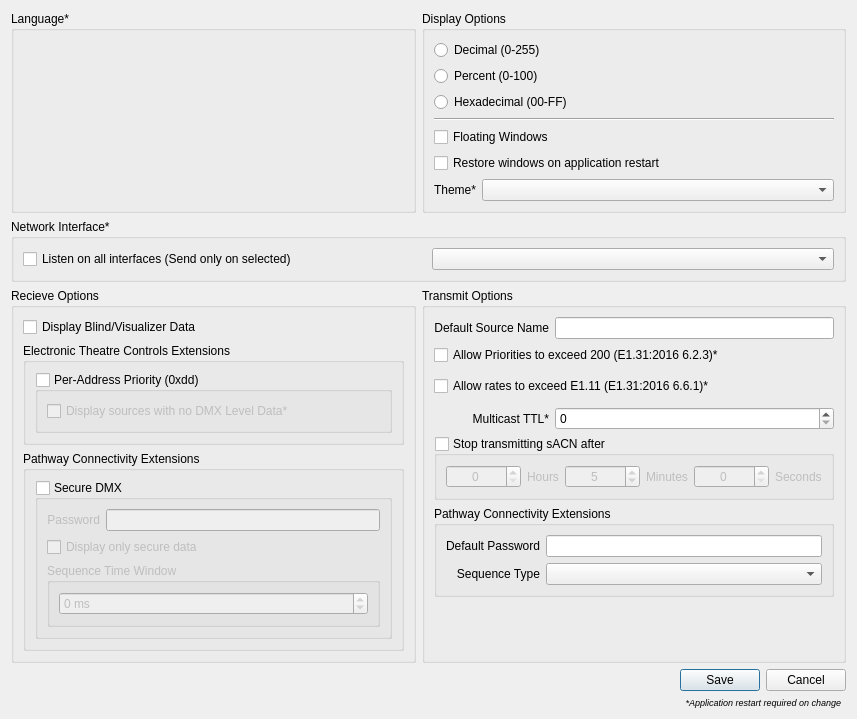
Above: ui/preferencesdialog.ui from docsteer/sacnview before the change. Below: the same form after it.
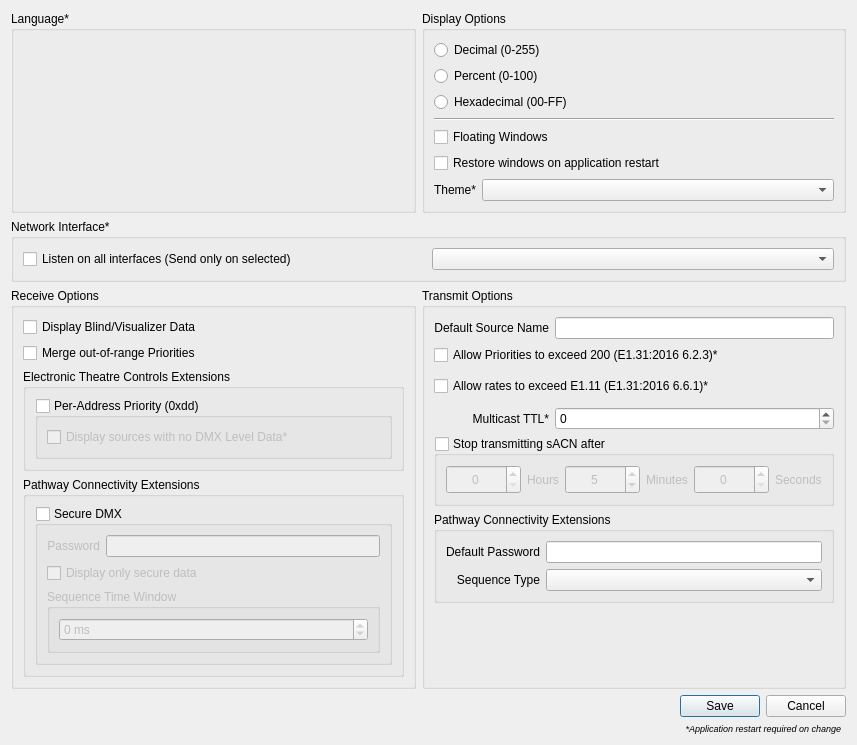
That is the form after the change. Icons and pictures are not drawn.

Commit message:
Option to accept illegal priorities
Reject source-universes with invalid priorities by default

What changed in the file:
```diff
--- a/ui/preferencesdialog.ui
+++ b/ui/preferencesdialog.ui
@@ -39,9 +39,9 @@
       </size>
      </property>
      <property name="title">
-      <string>Recieve Options</string>
+      <string>Receive Options</string>
      </property>
-     <layout class="QVBoxLayout" name="verticalLayout" stretch="0,0,0">
+     <layout class="QVBoxLayout" name="verticalLayout" stretch="0,0,0,0">
       <item>
        <widget class="QCheckBox" name="cbDisplayBlind">
         <property name="sizePolicy">
@@ -64,6 +64,16 @@
         </property>
        </widget>
       </item>
+      <item>
+       <widget class="QCheckBox" name="cbRxIllegalPriorities">
+        <property name="toolTip">
+         <string>Accept sources sending illegal priorities (&gt;200)</string>
+        </property>
+        <property name="text">
+         <string>Merge out-of-range Priorities</string>
+        </property>
+       </widget>
+      </item>
       <item>
        <widget class="QGroupBox" name="gbETC">
         <property name="title">
```
The commit also changes 7 other files.
